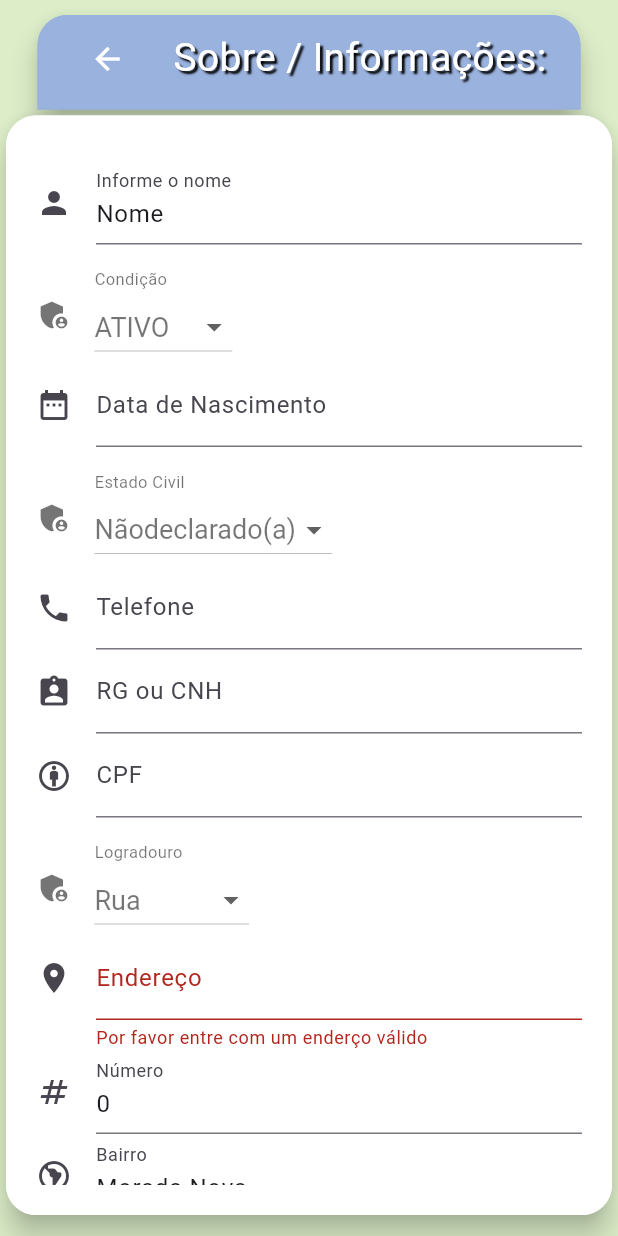
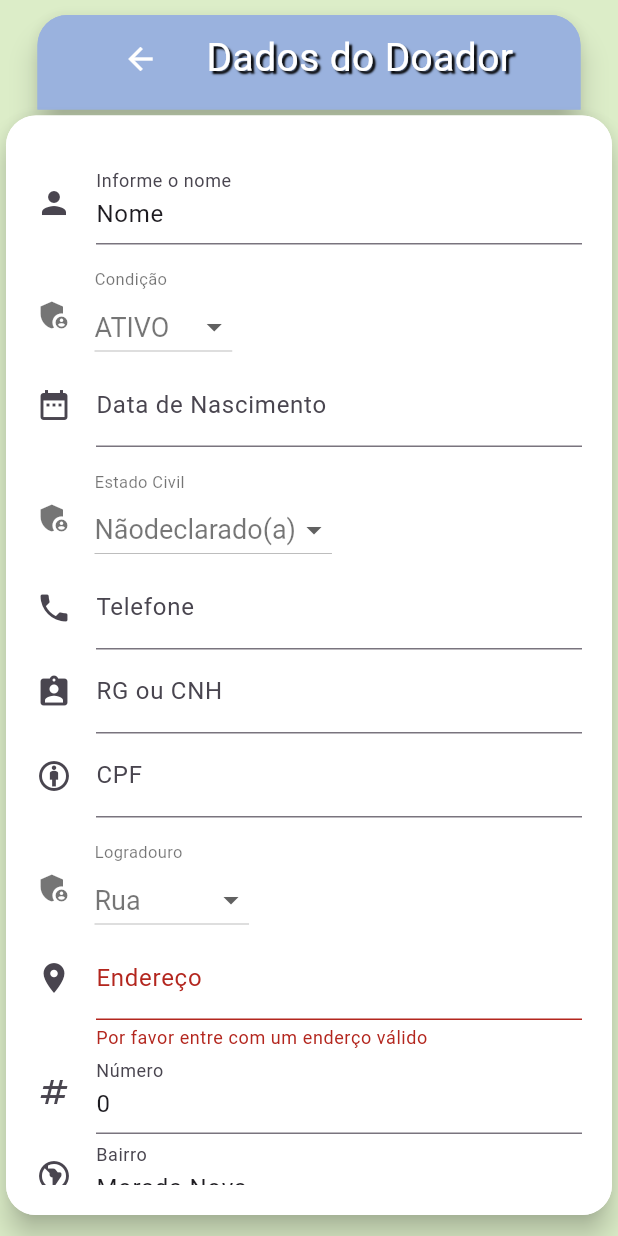
Before and after one commit to geptudi/postos, a Flutter app: the InsertEditViewPage widget shown alone on an empty page, opened directly, on a phone screen of 412 x 824 dp. Run offline on Flutter 3.47's test engine with Material 3 defaults, Android fonts, the phone set to English and light mode, and no system bars; our stand-ins replace badges, brasil_fields, device_info_plus, dio, flutter_modular, youtube_player_iframe; network calls fail.

Commit message:
Versão 0.3.7

```diff
--- a/lib/src/models/styles.dart
+++ b/lib/src/models/styles.dart
@@ -23,7 +23,7 @@ abstract class Styles {
 
   static const TextStyle linhaProdutoPrecoDoItem = TextStyle(
     color: Color(0xFF8E8E93),
-    fontSize: 13,
+    fontSize: 15,
     fontWeight: FontWeight.w300,
   );
 
--- a/lib/src/modules/home/modelsview/insert_edit_view.dart
+++ b/lib/src/modules/home/modelsview/insert_edit_view.dart
@@ -43,7 +43,7 @@ class _InsertEditViewPageState extends State<InsertEditViewPage> {
           isLeading: true,
           answerLenght: 1,
           header: const Text(
-            'Sobre / Informações:',
+            'Dados do Doador',
             textAlign: TextAlign.center,
             style: TextStyle(
               fontSize: 26,
```
